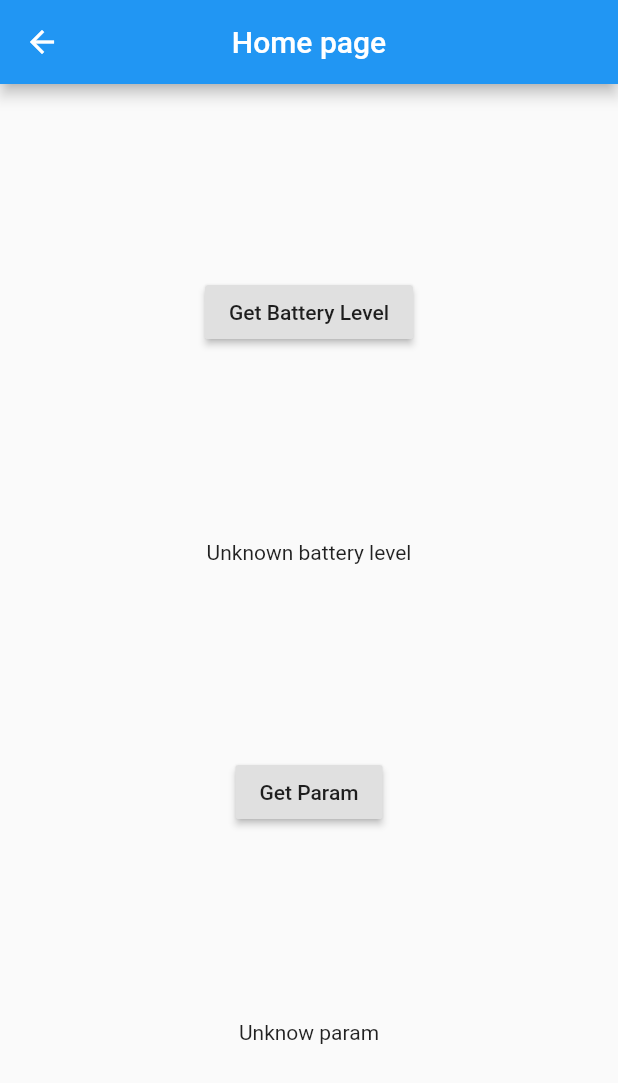
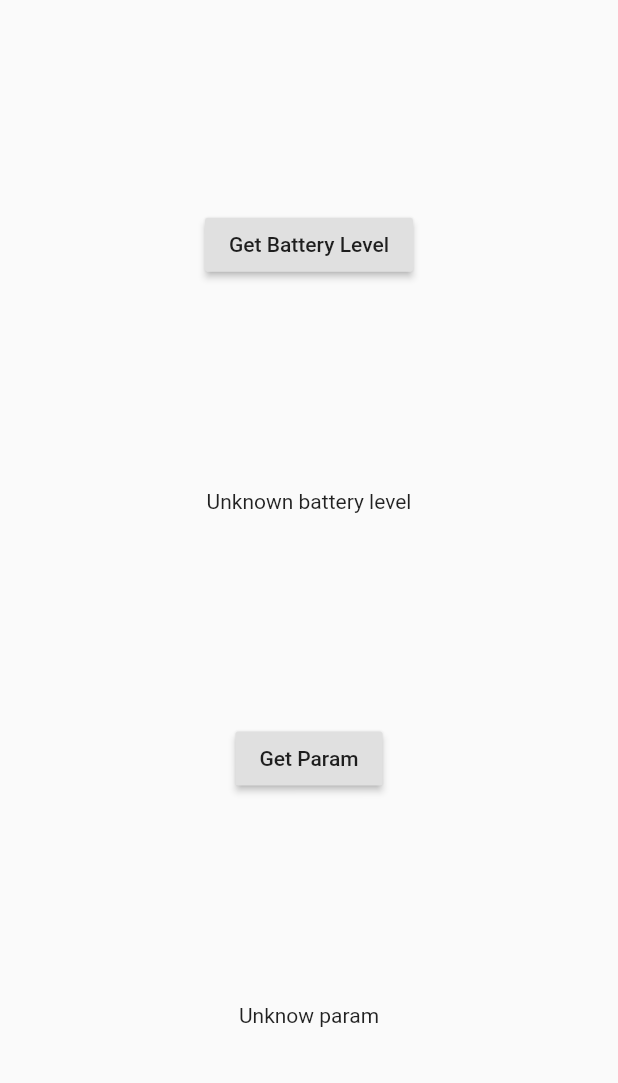
Before and after one commit to eagle-provision/demo-flutter-inte, a Flutter app: the HomePage widget shown alone on an empty page, opened directly, on a phone screen of 412 x 824 dp. Shown: the top 1083 px of the screen. Run offline on Flutter 3.47's test engine with Material 2 defaults, Android fonts, the phone set to English and light mode, and no system bars.

```diff
--- a/duy_flutter_module/lib/home_page.dart
+++ b/duy_flutter_module/lib/home_page.dart
@@ -45,23 +45,10 @@ class _HomePageState extends State<HomePage> {
     });
   }
 
-  void _exitFlutter() {
-    PlatformChannel.invokeMethod('exitFlutter');
-  }
-
   @override
   Widget build(BuildContext context) {
     print("duyduy build HomePage");
-    return Scaffold(
-      appBar: AppBar(
-        title: Text("Home page"),
-        centerTitle: true,
-        leading: IconButton(
-          icon: Icon(Icons.arrow_back),
-          onPressed: _exitFlutter,
-        ),
-      ),
-      body: Center(
+    return Center(
       child: Column(
         mainAxisAlignment: MainAxisAlignment.spaceEvenly,
         children: [
@@ -77,7 +64,6 @@ class _HomePageState extends State<HomePage> {
           Text(_param.toString()),
         ],
       ),
-      ),
     );
   }
 }
```
Also changed, not shown: duy_flutter_module/lib/detail_page.dart (+1 -16 lines), duy_flutter_module/lib/root_page.dart (+21 -2 lines). Lines whose indentation alone changed are shown as unchanged.
